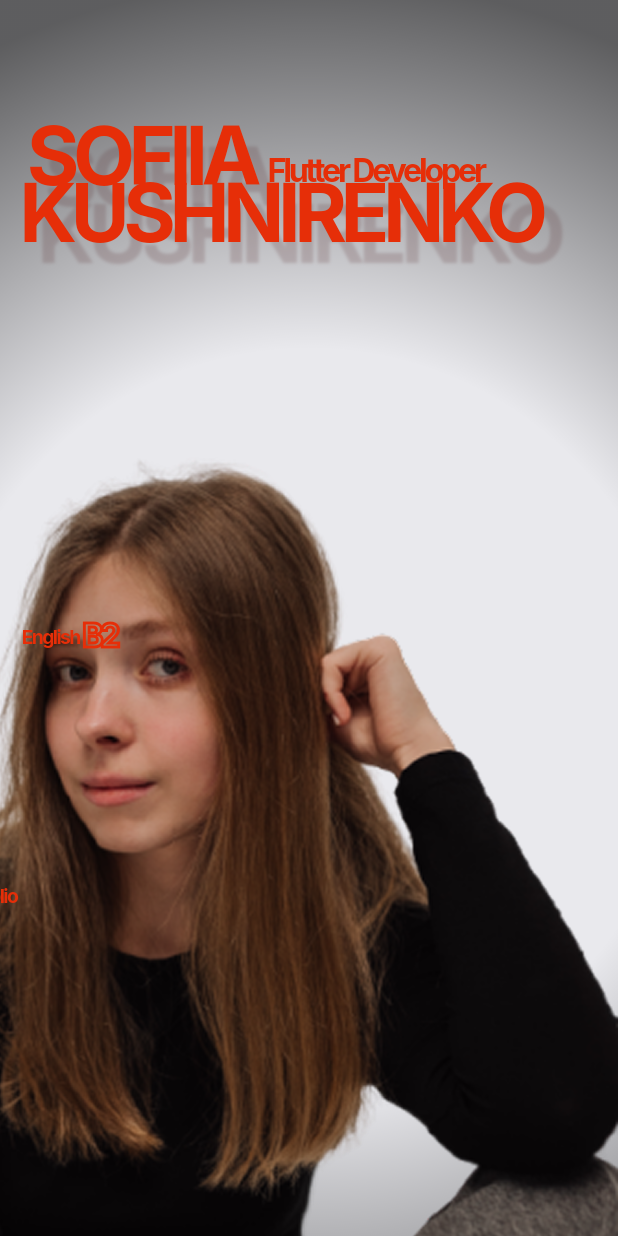
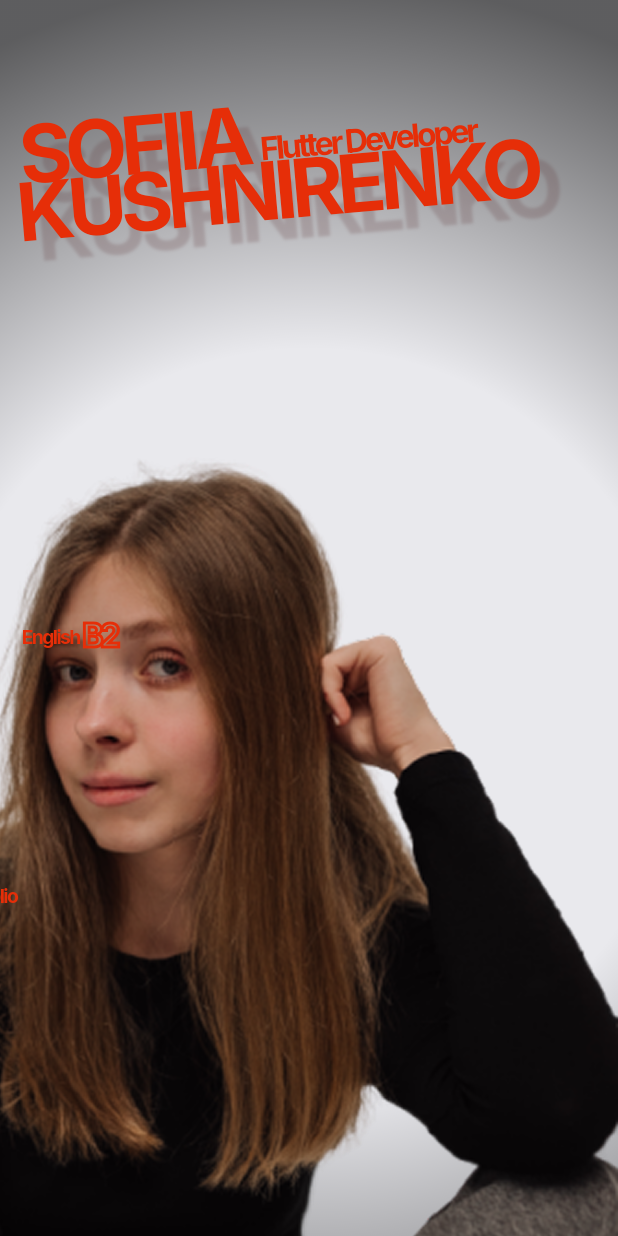
Before and after one commit to Sofiiakus2/resume, a Flutter app: the screen it shows after launch, on a phone screen of 412 x 824 dp. Run offline on Flutter 3.47's test engine with Material 3 defaults, Android fonts, the phone set to English and light mode, and no system bars; our stand-ins replace flutter_bloc, flutter_screenutil, get_it, go_router, google_fonts; missing offline and left inert: dart:html.

Commit message:
added animation into main screen

```diff
--- a/lib/features/main_screen/presentation/widgets/english_level.dart
+++ b/lib/features/main_screen/presentation/widgets/english_level.dart
@@ -1,6 +1,7 @@
 import 'package:cv_portfolio/core/constants/changeble_personal_data.dart';
 import 'package:cv_portfolio/core/theme.dart';
 import 'package:cv_portfolio/features/main_screen/presentation/widgets/bordered_text.dart';
+import 'package:cv_portfolio/shared/presentation/widgets/effects/fade_in.dart';
 import 'package:flutter/material.dart';
 import 'package:flutter_screenutil/flutter_screenutil.dart';
 
@@ -14,6 +15,7 @@ class EnglishLevel extends StatelessWidget {
     return Positioned(
       top: topPosition,
       left: 70.w,
+      child: FadeIn(
         child: Row(
           spacing: 10.w,
           crossAxisAlignment: CrossAxisAlignment.end,
@@ -25,6 +27,7 @@ class EnglishLevel extends StatelessWidget {
             const BorderedText(text: PersonalData.englishLevel),
           ],
         ),
+      ),
     );
   }
 }
--- a/lib/features/main_screen/presentation/widgets/experience_section.dart
+++ b/lib/features/main_screen/presentation/widgets/experience_section.dart
@@ -1,5 +1,6 @@
 import 'package:cv_portfolio/core/constants/changeble_personal_data.dart';
 import 'package:cv_portfolio/features/main_screen/presentation/widgets/bordered_text.dart';
+import 'package:cv_portfolio/shared/presentation/widgets/effects/fade_in.dart';
 import 'package:flutter/material.dart';
 import 'package:flutter_screenutil/flutter_screenutil.dart';
 
@@ -12,6 +13,7 @@ class ExperienceSection extends StatelessWidget {
     return Positioned(
       bottom: 0,
       left: 70.w,
+      child: FadeIn(
         child: Row(
           spacing: 10.w,
           crossAxisAlignment: CrossAxisAlignment.end,
@@ -20,6 +22,7 @@ class ExperienceSection extends StatelessWidget {
             Text(' years of commercial experience ', style: textTheme.titleSmall),
           ],
         ),
+      ),
     );
   }
 }
--- a/lib/features/main_screen/presentation/widgets/name_section.dart
+++ b/lib/features/main_screen/presentation/widgets/name_section.dart
@@ -1,14 +1,56 @@
+import 'package:cv_portfolio/shared/presentation/widgets/effects/fade_in.dart';
 import 'package:flutter/material.dart';
 import 'package:flutter_screenutil/flutter_screenutil.dart';
 
-class NameSection extends StatelessWidget {
+class NameSection extends StatefulWidget {
   final TextTheme textTheme;
 
   const NameSection({super.key, required this.textTheme});
 
   @override
+  State<NameSection> createState() => _NameSectionState();
+}
+
+class _NameSectionState extends State<NameSection>
+    with SingleTickerProviderStateMixin {
+  late final AnimationController _controller;
+
+  @override
+  void initState() {
+    super.initState();
+    _controller = AnimationController(
+      duration: const Duration(milliseconds: 1500),
+      vsync: this,
+    )..forward();
+  }
+
+  @override
+  void dispose() {
+    _controller.dispose();
+    super.dispose();
+  }
+
+  double _getRotationAngle(double width) {
+    if (width >= 1920) return 0.0;
+
+    const maxAngle = -5.0 * (3.14159 / 180);
+
+    if (width <= 700) return maxAngle;
+
+    final t = (1920 - width) / (1920 - 700);
+    return maxAngle * t;
+  }
+
+  @override
   Widget build(BuildContext context) {
-    return Column(
+    final width = MediaQuery.sizeOf(context).width;
+    final angle = _getRotationAngle(width);
+
+    return FadeIn(
+      child: Transform.rotate(
+        angle: angle,
+        alignment: Alignment.bottomLeft,
+        child: Column(
           crossAxisAlignment: CrossAxisAlignment.start,
           children: [
             Row(
@@ -19,14 +61,16 @@ class NameSection extends StatelessWidget {
                   padding: EdgeInsets.only(left: 23.sp, top: 85),
                   child: Text(
                     'Sofiia'.toUpperCase(),
-                style: textTheme.titleLarge,
+                    style: widget.textTheme.titleLarge,
                   ),
                 ),
-            Text('Flutter Developer', style: textTheme.titleMedium),
+                Text('Flutter Developer', style: widget.textTheme.titleMedium),
               ],
             ),
-        Text('Kushnirenko'.toUpperCase(), style: textTheme.titleLarge),
+            Text('Kushnirenko'.toUpperCase(), style: widget.textTheme.titleLarge),
           ],
+        ),
+      ),
     );
   }
 }
--- a/lib/features/main_screen/presentation/widgets/photo_sector.dart
+++ b/lib/features/main_screen/presentation/widgets/photo_sector.dart
@@ -1,3 +1,4 @@
+import 'package:cv_portfolio/shared/presentation/widgets/effects/fade_in.dart';
 import 'package:flutter/material.dart';
 
 class PhotoSector extends StatelessWidget {
@@ -8,7 +9,7 @@ class PhotoSector extends StatelessWidget {
     return Positioned(
       right: -3,
       bottom: 0,
-      child: Image.asset('assets/image.png', height: 890, width: 600),
+      child: FadeIn(child: Image.asset('assets/image.png', height: 890, width: 600)),
     );
   }
 }
--- a/lib/features/main_screen/presentation/widgets/resume_section.dart
+++ b/lib/features/main_screen/presentation/widgets/resume_section.dart
@@ -1,5 +1,6 @@
 import 'package:cv_portfolio/core/theme.dart';
 import 'package:cv_portfolio/features/main_screen/presentation/widgets/bordered_text.dart';
+import 'package:cv_portfolio/shared/presentation/widgets/effects/fade_in.dart';
 import 'package:flutter/material.dart';
 import 'package:flutter_screenutil/flutter_screenutil.dart';
 
@@ -14,6 +15,7 @@ class ResumeSection extends StatelessWidget {
     return Positioned(
       top: topPosition + 200.h,
       right: 400,
+      child: FadeIn(
         child: Row(
           spacing: 10.w,
           crossAxisAlignment: CrossAxisAlignment.end,
@@ -41,6 +43,7 @@ class ResumeSection extends StatelessWidget {
             ),
           ],
         ),
+      ),
     );
   }
 }
--- /dev/null
+++ b/lib/shared/presentation/widgets/effects/fade_in.dart
@@ -0,0 +1,54 @@
+import 'package:flutter/material.dart';
+
+class FadeIn extends StatefulWidget {
+  final Widget child;
+  final Duration duration;
+  final Duration delay;
+  final Curve curve;
+
+  const FadeIn({
+    super.key,
+    required this.child,
+    this.duration = const Duration(milliseconds: 1500),
+    this.delay = Duration.zero,
+    this.curve = Curves.easeIn,
+  });
+
+  @override
+  State<FadeIn> createState() => _FadeInState();
+}
+
+class _FadeInState extends State<FadeIn> with SingleTickerProviderStateMixin {
+  late final AnimationController _controller;
+  late final Animation<double> _opacity;
+
+  @override
+  void initState() {
+    super.initState();
+    _controller = AnimationController(
+      duration: widget.duration,
+      vsync: this,
+    );
+
+    _opacity = CurvedAnimation(
+      parent: _controller,
+      curve: widget.curve,
+    );
+
+    Future.delayed(widget.delay, () {
+      if (mounted) _controller.forward();
+    });
+  }
+
+  @override
+  void dispose() {
+    _controller.dispose();
+    super.dispose();
+  }
+
+  @override
+  Widget build(BuildContext context) => FadeTransition(
+    opacity: _opacity,
+    child: widget.child,
+  );
+}
```
Lines whose indentation alone changed are shown as unchanged.
